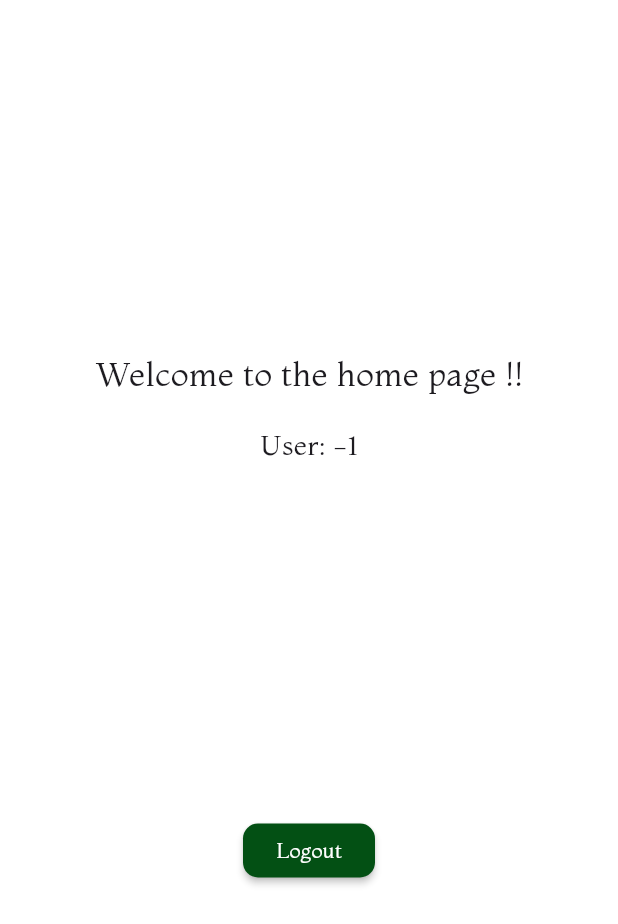
After one commit to MHD912/healthy_food, a Flutter app: the HomePage screen opened by its route, after a tap on "Login", on a phone screen of 412 x 824 dp. The commit adds this screen. Shown: the top 924 px of the screen. Run offline on Flutter 3.47's test engine with Material 3 defaults, Android fonts, the phone set to English and light mode, and no system bars; our stand-ins replace dio, file_picker, flutter_svg, fluttertoast, get, get_storage and 4 more; accounts and stored records are empty; network calls fail; project files that could hold a hidden picture were left out.

Commit message:
Created new custom widget `QuitOnDoubleBack` and added it to `HomePage` and `LoginPage`.

```diff
--- /dev/null
+++ b/lib/core/widget/quit_on_double_back.dart
@@ -0,0 +1,60 @@
+import 'package:flutter/material.dart';
+import 'package:fluttertoast/fluttertoast.dart';
+
+class QuitOnDoubleBack extends StatefulWidget {
+  const QuitOnDoubleBack({
+    super.key,
+    required this.child,
+  });
+  final Widget child;
+
+  @override
+  State<QuitOnDoubleBack> createState() {
+    return _QuitOnDoubleBackState();
+  }
+  // final Widget child;
+}
+
+class _QuitOnDoubleBackState extends State<QuitOnDoubleBack> {
+  DateTime? currentBackPressTime;
+  bool canPopNow = false;
+  int coolDownSeconds = 2;
+
+  void onPopInvoked(bool didPop) {
+    DateTime now = DateTime.now();
+    if (currentBackPressTime == null ||
+        now.difference(currentBackPressTime!) >
+            Duration(seconds: coolDownSeconds)) {
+      currentBackPressTime = now;
+      Fluttertoast.showToast(
+        msg: "Tap back again to leave",
+        backgroundColor: Colors.grey,
+        gravity: ToastGravity.TOP,
+        toastLength: Toast.LENGTH_LONG,
+      );
+      Future.delayed(
+        Duration(seconds: coolDownSeconds),
+        () {
+          // Disable pop invoke and close the toast after 2s timeout
+          setState(() {
+            canPopNow = false;
+          });
+          Fluttertoast.cancel();
+        },
+      );
+      // Ok, let user exit app on the next back press
+      setState(() {
+        canPopNow = true;
+      });
+    }
+  }
+
+  @override
+  Widget build(BuildContext context) {
+    return PopScope(
+      canPop: canPopNow,
+      onPopInvoked: onPopInvoked,
+      child: widget.child,
+    );
+  }
+}
--- a/lib/view/home_page.dart
+++ b/lib/view/home_page.dart
@@ -3,6 +3,7 @@ import 'package:get/get.dart';
 import 'package:healthy_food/controller/home_controller.dart';
 import 'package:healthy_food/core/theme/app_theme.dart';
 import 'package:healthy_food/core/widget/logout_dialog.dart';
+import 'package:healthy_food/core/widget/quit_on_double_back.dart';
 
 class HomePage extends StatelessWidget {
   const HomePage({super.key});
@@ -10,7 +11,14 @@ class HomePage extends StatelessWidget {
   @override
   Widget build(BuildContext context) {
     return Scaffold(
-      body: Center(
+      body: QuitOnDoubleBack(
+        child: _buildPage(),
+      ),
+    );
+  }
+
+  Widget _buildPage() {
+    return Center(
       child: Column(
         mainAxisSize: MainAxisSize.max,
         mainAxisAlignment: MainAxisAlignment.spaceEvenly,
@@ -51,7 +59,6 @@ class HomePage extends StatelessWidget {
           ),
         ],
       ),
-      ),
     );
   }
 }
--- a/pubspec.yaml
+++ b/pubspec.yaml
@@ -12,6 +12,7 @@ dependencies:
   flutter:
     sdk: flutter
   flutter_svg: ^2.0.10+1
+  fluttertoast: ^8.2.6
   get: ^4.6.6
   get_storage: ^2.1.1
   image_picker: ^1.1.2
```
Also changed, not shown: lib/view/login_page.dart (+10 -7 lines), pubspec.lock. Lines whose indentation alone changed are shown as unchanged.
